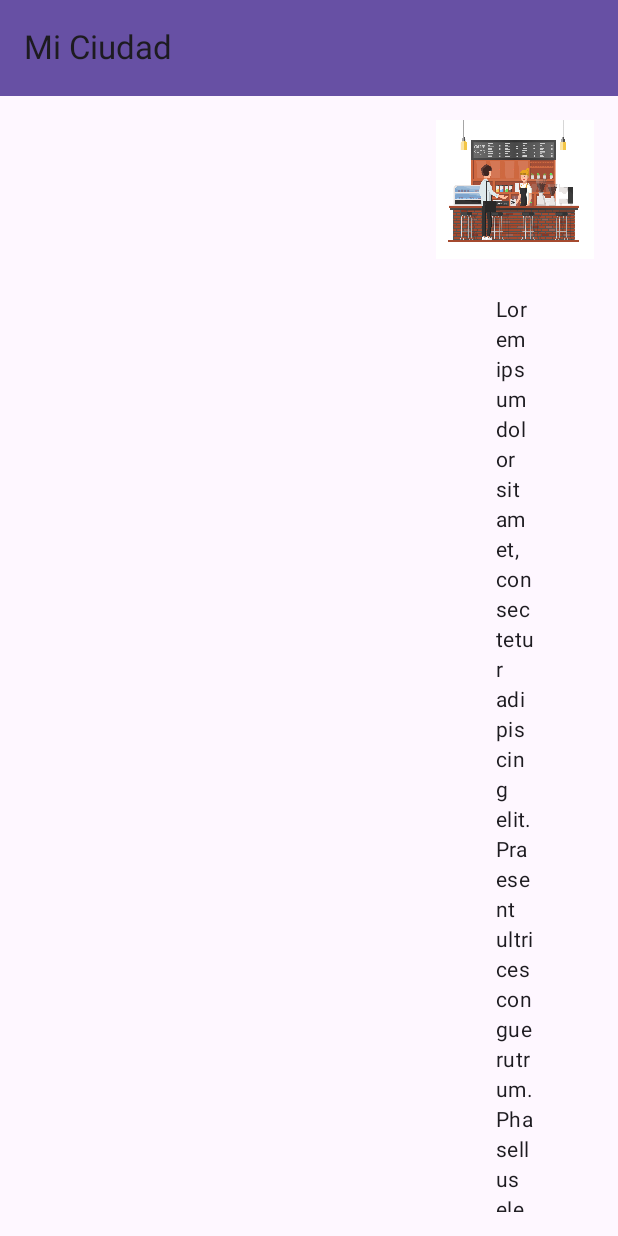
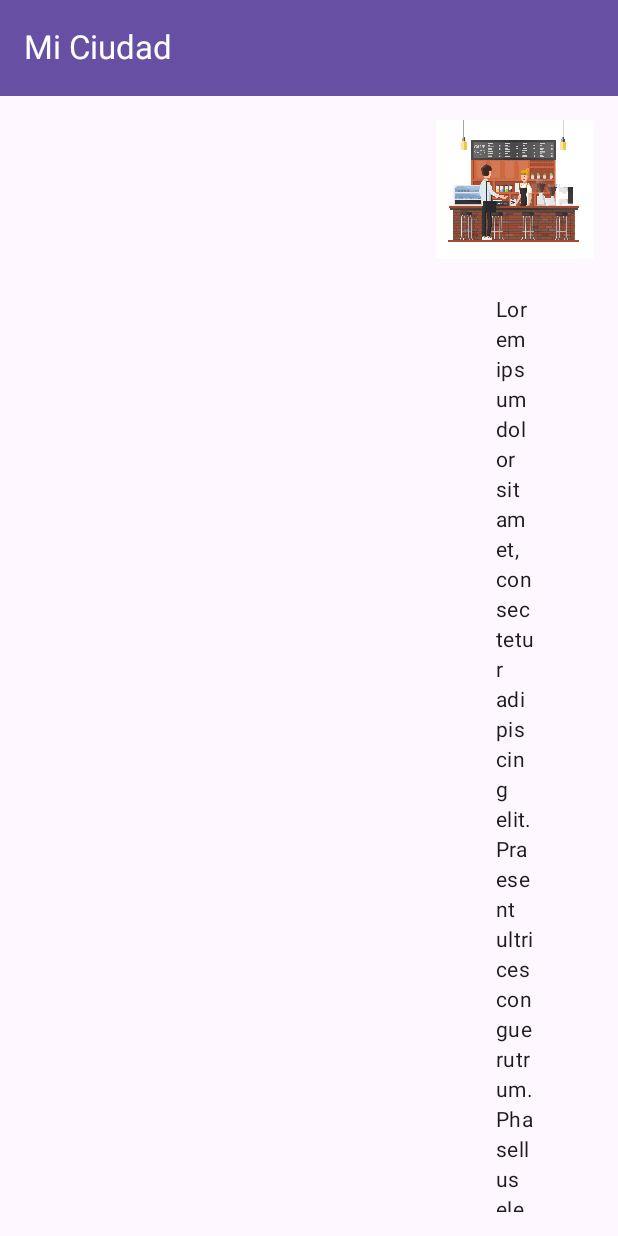
Before and after one commit to raulavilesrodriguez/cityQuito, an Android app built with Jetpack Compose: the composable CityFullContent shown on its own in the app's theme, on a phone screen of 412 x 824 dp. Run offline under Robolectric (Android 15) with nearby library versions, the phone set to English and light mode, and no system bars; 6 statements that could not run were skipped.

Commit message:
modified color in AppBar

```diff
--- a/app/src/main/java/com/example/city/ui/CityFullContent.kt
+++ b/app/src/main/java/com/example/city/ui/CityFullContent.kt
@@ -55,7 +55,8 @@ fun CityAppBarFull(
     TopAppBar(
         title = {
             Text(
-                text = stringResource(id = R.string.app_name)
+                text = stringResource(id = R.string.app_name),
+                color = MaterialTheme.colorScheme.onPrimary
             )
                 },
         colors = TopAppBarDefaults.topAppBarColors(
```
Also changed, not shown: app/src/main/java/com/example/city/ui/CityHomeContent.kt (+6 -3 lines).
